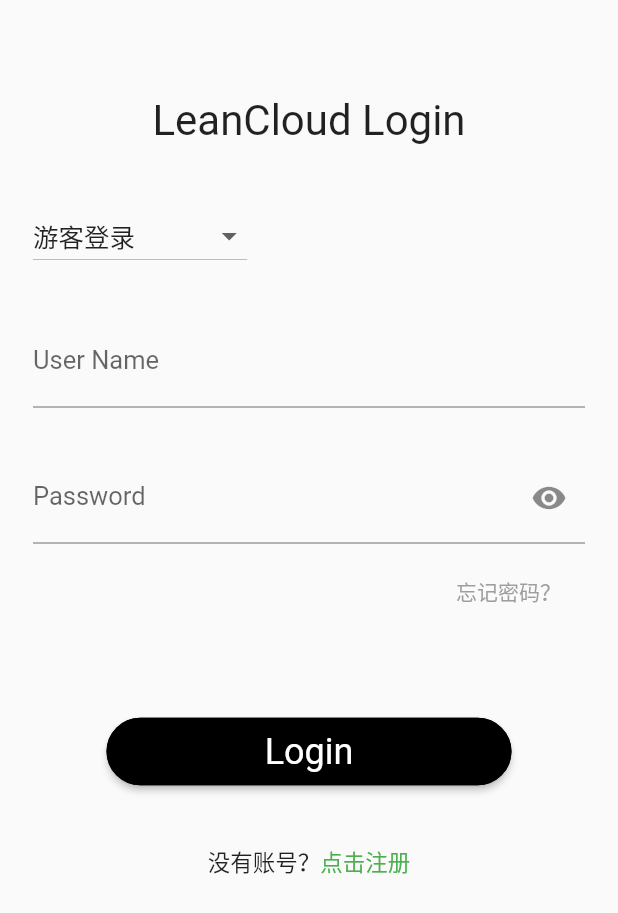
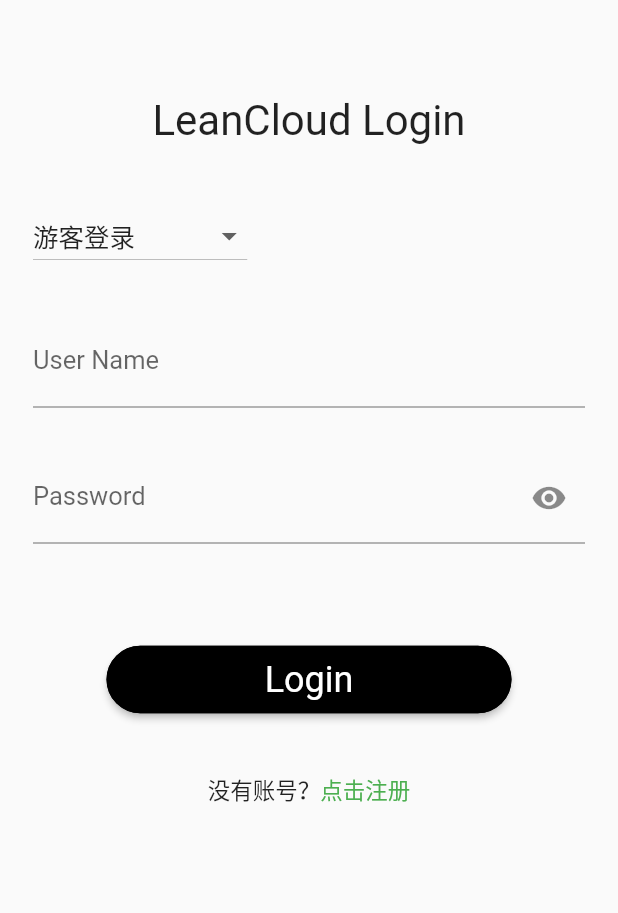
Before and after one commit to leancloud/FlutterLeaveDemo, a Flutter app: the screen it shows after launch, on a phone screen of 412 x 824 dp. Shown: the top 913 px of the screen. Run offline on Flutter 3.47's test engine with Material 2 defaults, Android fonts, the phone set to English and light mode, and no system bars; our stand-ins replace date_format, flutter_markdown, fluttertoast, get_it, shared_preferences; missing offline and left inert: leancloud_storage; statements that could not run were skipped.

Commit message:
some fixes

```diff
--- a/flutter_leave_lc/lib/Login.dart
+++ b/flutter_leave_lc/lib/Login.dart
@@ -182,7 +182,14 @@ class _LoginPageState extends State<LoginPage> {
   }
 
   Padding buildForgetPasswordText(BuildContext context) {
-    return Padding(
+    Padding content;
+    if (_userIfLeancloud == '游客登录') {
+      content = Padding(
+        padding: const EdgeInsets.only(top: 8.0),
+        child: new Container(height: 0.0, width: 0.0),
+      );
+    } else {
+      content = Padding(
         padding: const EdgeInsets.only(top: 8.0),
         child: Align(
           alignment: Alignment.centerRight,
@@ -192,12 +199,13 @@ class _LoginPageState extends State<LoginPage> {
               style: TextStyle(fontSize: 14.0, color: Colors.grey),
             ),
             onPressed: () {
-//            Navigator.pop(context);
-            showToastRed('忘记密码');
+              showToastGreen('可以去控制台重置密码');
             },
           ),
         ),
       );
+    }
+    return content;
   }
 
   TextFormField buildPasswordTextField(BuildContext context) {
--- a/flutter_leave_lc/lib/MyLeaves.dart
+++ b/flutter_leave_lc/lib/MyLeaves.dart
@@ -7,13 +7,11 @@ class MyLeavesPage extends StatefulWidget {
   @override
   _MyLeavesPageState createState() => new _MyLeavesPageState();
 }
-
 class _MyLeavesPageState extends State<MyLeavesPage> {
 
   @override
   void initState() {
     super.initState();
-//    retrieveData();
   }
 
   @override
--- a/flutter_leave_lc/lib/SignUp.dart
+++ b/flutter_leave_lc/lib/SignUp.dart
@@ -6,8 +6,6 @@ import 'HomeBottomBar.dart';
 import 'Common/Global.dart';
 
 import 'package:shared_preferences/shared_preferences.dart';
-//用户注册的时候只要用户名+密码，手机号、邮箱、Realame等在个人中心自己设置
-//eancloud 分支需要去掉注册账号这一步
 
 class SignUpPage extends StatefulWidget {
   @override
@@ -25,7 +23,6 @@ class _SignUpPageState extends State<SignUpPage> {
 
     initLeanCloud().then((response) {
       saveUserType('游客登录');
-
       saveUserProfile(name, password);
       signUp(name, password).then((value) {
         login(name, password).then((value) {
@@ -47,7 +44,6 @@ class _SignUpPageState extends State<SignUpPage> {
       Navigator.pop(context); //销毁 loading
     });
   }
-
   @override
   Widget build(BuildContext context) {
     return Scaffold(
```
Lines whose indentation alone changed are shown as unchanged.
